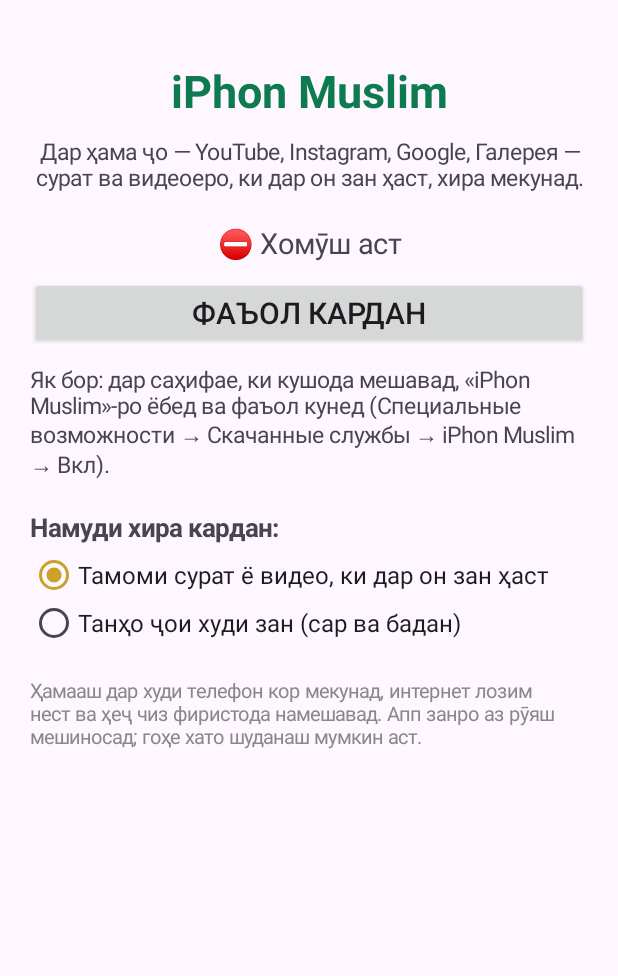
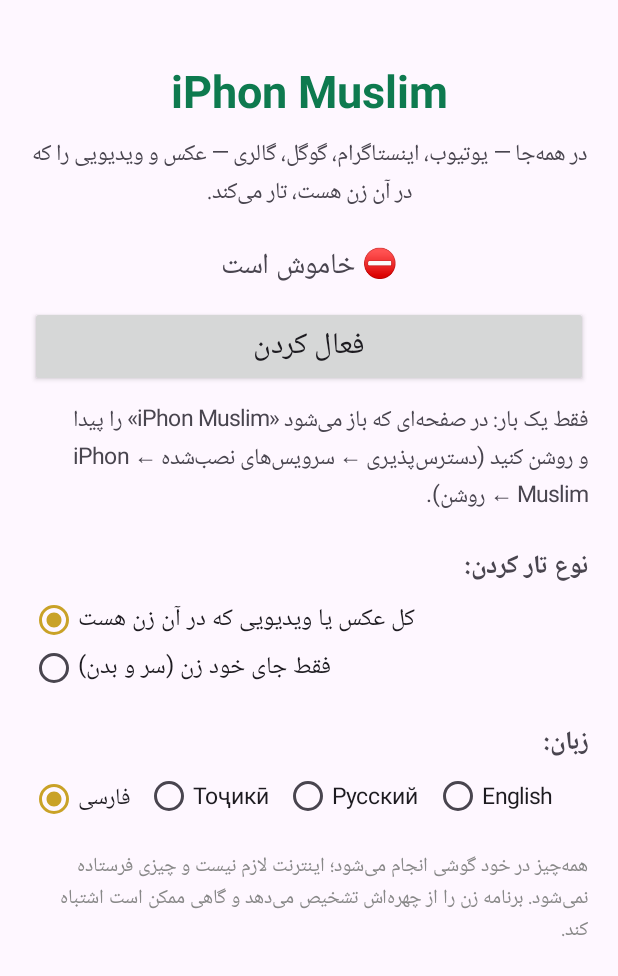
Before and after one commit to gptf6066-code/iphon-muslim, an Android app: the screen it shows after launch (MainActivity), on a phone screen of 412 x 824 dp. Shown: the top 976 px of the screen. Run offline under Robolectric (Android 15) with nearby library versions, the phone set to English and light mode, and no system bars.

Commit message:
v3.2: covers follow scrolling, fast mode by default, Persian UI + tg/ru/en
- Motion tracking: row-profile matching between frames shifts covers with the feed
- Ring check ignores samples under drawn covers (no false removals after shifts)
- Fast mode (MediaProjection) is the default; consent asked automatically after boot
- UI in Persian by default, switchable to Tajik, Russian, English

Co-Authored-By: Claude Opus 5.5 <noreply@anthropic.com>
Claude-Session: https://claude.ai/code/session_01NvYBGU58wZZ7Df45DSqtEt

```diff
--- a/app/src/main/java/tj/bikhon/iphonmuslim/FilterAccessibilityService.kt
+++ b/app/src/main/java/tj/bikhon/iphonmuslim/FilterAccessibilityService.kt
@@ -83,6 +83,11 @@ class FilterAccessibilityService : AccessibilityService() {
         val v = OverlayView(this)
         try { wm.addView(v, lp); overlay = v } catch (e: Exception) { Log.e(TAG, "overlay", e) }
         Log.i(TAG, "accessibility connected")
+        // ҳолати тез асосӣ аст: баъд аз фурӯзон шудани телефон худкор тасдиқро мепурсем
+        val prefs = getSharedPreferences(Prefs.NAME, Context.MODE_PRIVATE)
+        if (prefs.getBoolean(Prefs.FAST, true) && !ScreenFilterService.running && !isPaused(this)) {
+            main.postDelayed({ try { CaptureActivity.start(this) } catch (e: Exception) { Log.e(TAG, "capture", e) } }, 1500)
+        }
         if (Build.VERSION.SDK_INT >= 30) {
             looping = true
             schedule(0)
--- /dev/null
+++ b/app/src/main/java/tj/bikhon/iphonmuslim/L10n.kt
@@ -0,0 +1,33 @@
+package tj.bikhon.iphonmuslim
+
+import android.content.Context
+import android.content.res.Configuration
+import androidx.appcompat.app.AppCompatDelegate
+import androidx.core.os.LocaleListCompat
+import java.util.Locale
+
+/** Забони апп: форсӣ асосӣ; тоҷикӣ, русӣ, англисӣ ихтиёрӣ */
+object L10n {
+    val LANGS = listOf("fa" to "فارسی", "tg" to "Тоҷикӣ", "ru" to "Русский", "en" to "English")
+
+    fun current(): String {
+        val l = AppCompatDelegate.getApplicationLocales()
+        return if (l.isEmpty) "fa" else (l[0]?.language ?: "fa")
+    }
+
+    /** Бори аввал — форсӣ */
+    fun ensureDefault() {
+        if (AppCompatDelegate.getApplicationLocales().isEmpty) set("fa")
+    }
+
+    fun set(tag: String) {
+        AppCompatDelegate.setApplicationLocales(LocaleListCompat.forLanguageTags(tag))
+    }
+
+    /** Контекст бо забони апп (барои хизматҳо ва огоҳиномаҳо) */
+    fun ctx(base: Context): Context {
+        val conf = Configuration(base.resources.configuration)
+        conf.setLocale(Locale.forLanguageTag(current()))
+        return base.createConfigurationContext(conf)
+    }
+}
--- a/app/src/main/java/tj/bikhon/iphonmuslim/MainActivity.kt
+++ b/app/src/main/java/tj/bikhon/iphonmuslim/MainActivity.kt
@@ -7,7 +7,6 @@ import android.content.Intent
 import android.content.pm.PackageManager
 import android.graphics.Color
 import android.graphics.Typeface
-import android.media.projection.MediaProjectionManager
 import android.net.Uri
 import android.os.Build
 import android.os.Bundle
@@ -30,29 +29,18 @@ class MainActivity : AppCompatActivity() {
     private lateinit var status: TextView
     private lateinit var mainBtn: Button
     private lateinit var fastBtn: Button
+    private lateinit var fastHint: TextView
     private lateinit var help: TextView
     private lateinit var helpBtn: Button
     private var triedEnable = false
 
     private val prefs by lazy { getSharedPreferences(Prefs.NAME, Context.MODE_PRIVATE) }
 
-    private val captureLauncher =
-        registerForActivityResult(ActivityResultContracts.StartActivityForResult()) { result ->
-            if (result.resultCode == RESULT_OK && result.data != null) {
-                val i = Intent(this, ScreenFilterService::class.java).apply {
-                    action = ScreenFilterService.ACTION_START
-                    putExtra(ScreenFilterService.EXTRA_CODE, result.resultCode)
-                    putExtra(ScreenFilterService.EXTRA_DATA, result.data)
-                }
-                ContextCompat.startForegroundService(this, i)
-                status.postDelayed({ refresh() }, 600)
-            }
-        }
-
     private val notifLauncher =
         registerForActivityResult(ActivityResultContracts.RequestPermission()) { }
 
     override fun onCreate(savedInstanceState: Bundle?) {
+        L10n.ensureDefault()
         super.onCreate(savedInstanceState)
         val pad = (20 * resources.displayMetrics.density).toInt()
         val green = Color.parseColor("#0E7A4F")
@@ -62,14 +50,14 @@ class MainActivity : AppCompatActivity() {
             setPadding(pad, pad * 2, pad, pad)
         }
         root.addView(TextView(this).apply {
-            text = "iPhon Muslim"
+            text = getString(R.string.app_name)
             textSize = 30f
             setTypeface(typeface, Typeface.BOLD)
             setTextColor(green)
             gravity = Gravity.CENTER
         })
         root.addView(TextView(this).apply {
-            text = "Дар ҳама ҷо — YouTube, Instagram, Google, Галерея — сурат ва видеоеро, ки дар он зан ҳаст, хира мекунад."
+            text = getString(R.string.tagline)
             textSize = 15f
             gravity = Gravity.CENTER
             setPadding(0, pad / 2, 0, pad)
@@ -91,7 +79,7 @@ class MainActivity : AppCompatActivity() {
         }
         root.addView(help)
         helpBtn = Button(this).apply {
-            text = "Иҷозати маҳдудро кушодан"
+            text = getString(R.string.btn_restricted)
             setOnClickListener {
                 startActivity(Intent(Settings.ACTION_APPLICATION_DETAILS_SETTINGS, Uri.parse("package:$packageName")))
             }
@@ -102,20 +90,26 @@ class MainActivity : AppCompatActivity() {
             setOnClickListener { onFast() }
         }
         root.addView(fastBtn)
+        fastHint = TextView(this).apply {
+            text = getString(R.string.fast_hint)
+            textSize = 13f
+            setTextColor(Color.GRAY)
+        }
+        root.addView(fastHint)
+
+        // --- намуди хира кардан ---
         root.addView(TextView(this).apply {
-            text = "Намуди хира кардан:"
+            text = getString(R.string.mode_title)
             textSize = 17f
             setTypeface(typeface, Typeface.BOLD)
             setPadding(0, pad, 0, pad / 4)
         })
         val modeNow = prefs.getString(Prefs.MODE, Prefs.MODE_PHOTO)
         val rPhoto = RadioButton(this).apply {
-            id = View.generateViewId(); textSize = 16f
-            text = "Тамоми сурат ё видео, ки дар он зан ҳаст"
+            id = View.generateViewId(); textSize = 16f; text = getString(R.string.mode_photo)
         }
         val rPerson = RadioButton(this).apply {
-            id = View.generateViewId(); textSize = 16f
-            text = "Танҳо ҷои худи зан (сар ва бадан)"
+            id = View.generateViewId(); textSize = 16f; text = getString(R.string.mode_person)
         }
         root.addView(RadioGroup(this).apply {
             addView(rPhoto); addView(rPerson)
@@ -127,12 +121,33 @@ class MainActivity : AppCompatActivity() {
                 Engine.reset()
             }
         })
+
+        // --- забон ---
+        root.addView(TextView(this).apply {
+            text = getString(R.string.lang_title)
+            textSize = 17f
+            setTypeface(typeface, Typeface.BOLD)
+            setPadding(0, pad, 0, pad / 4)
+        })
+        val cur = L10n.current()
+        root.addView(RadioGroup(this).apply {
+            orientation = RadioGroup.HORIZONTAL
+            for ((tag, name) in L10n.LANGS) {
+                val rb = RadioButton(this@MainActivity).apply {
+                    id = View.generateViewId(); text = name; textSize = 15f
+                    setPadding(0, 0, pad / 2, 0)
+                }
+                addView(rb)
+                if (tag == cur) check(rb.id)
+                rb.setOnClickListener { if (tag != L10n.current()) L10n.set(tag) }
+            }
+        })
+
         root.addView(TextView(this).apply {
             textSize = 13f
             setTextColor(Color.GRAY)
             setPadding(0, pad, 0, 0)
-            text = "Ҳамааш дар худи телефон кор мекунад, интернет лозим нест ва ҳеҷ чиз фиристода намешавад. " +
-                "Апп занро аз рӯяш мешиносад; гоҳе хато шуданаш мумкин аст."
+            text = getString(R.string.note)
         })
         setContentView(ScrollView(this).apply { addView(root) })
 
@@ -145,6 +160,7 @@ class MainActivity : AppCompatActivity() {
     override fun onResume() {
         super.onResume()
         refresh()
+        status.postDelayed({ refresh() }, 1500)
     }
 
     private fun refresh() {
@@ -154,37 +170,34 @@ class MainActivity : AppCompatActivity() {
         help.visibility = View.GONE
         helpBtn.visibility = View.GONE
         fastBtn.visibility = View.GONE
+        fastHint.visibility = View.GONE
 
         if (!enabled) {
-            status.text = "⛔ Хомӯш аст"
-            mainBtn.text = "Фаъол кардан"
+            status.text = getString(R.string.status_off)
+            mainBtn.text = getString(R.string.btn_enable)
             help.visibility = View.VISIBLE
-            help.text = "Як бор: дар саҳифае, ки кушода мешавад, «iPhon Muslim»-ро ёбед ва фаъол кунед " +
-                "(Специальные возможности → Скачанные службы → iPhon Muslim → Вкл)."
+            help.text = getString(R.string.help_enable)
             if (triedEnable && Build.VERSION.SDK_INT >= 33) {
-                help.text = help.text.toString() + "\n\nАгар фаъол нашуд ва навишт «Ограниченная настройка»: " +
-                    "тугмаи поёнро пахш кунед → ⋮ (дар боло) → «Разрешить ограниченные настройки», баъд аз нав."
+                help.text = help.text.toString() + "\n\n" + getString(R.string.help_restricted)
                 helpBtn.visibility = View.VISIBLE
             }
             return
         }
         if (modern) {
             if (paused) {
-                status.text = "⏸ Таваққуф"
-                mainBtn.text = "Идома додан"
-            } else {
-                status.text = if (ScreenFilterService.running) "✅ Фаъол — ҳолати тез ⚡" else "✅ Фаъол аст"
-                mainBtn.text = "Таваққуф"
+                status.text = getString(R.string.status_paused)
+                mainBtn.text = getString(R.string.btn_resume)
+                return
             }
-            if (!paused) {
-                fastBtn.visibility = View.VISIBLE
-                fastBtn.text = if (ScreenFilterService.running) "Ҳолати тезро хомӯш кардан"
-                else "⚡ Ҳолати тез (боз ҳам тезтар; ҳар бор як тасдиқ мехоҳад)"
-            }
+            status.text = getString(if (ScreenFilterService.running) R.string.status_on_fast else R.string.status_on)
+            mainBtn.text = getString(R.string.btn_pause)
+            fastBtn.visibility = View.VISIBLE
+            fastBtn.text = getString(if (ScreenFilterService.running) R.string.btn_fast_off else R.string.btn_fast_on)
+            if (!ScreenFilterService.running) fastHint.visibility = View.VISIBLE
         } else {
             // Android 10 ва пасттар: экран танҳо тавассути сабти экран дида мешавад
-            status.text = if (ScreenFilterService.running) "✅ Фаъол аст" else "Қадами охир: оғоз"
-            mainBtn.text = if (ScreenFilterService.running) "Хомӯш кардан" else "Оғоз"
+            status.text = getString(if (ScreenFilterService.running) R.string.status_on else R.string.status_last_step)
+            mainBtn.text = getString(if (ScreenFilterService.running) R.string.btn_stop else R.string.btn_start)
         }
     }
 
@@ -198,29 +211,26 @@ class MainActivity : AppCompatActivity() {
             val paused = !prefs.getBoolean(Prefs.PAUSED, false)
             prefs.edit().putBoolean(Prefs.PAUSED, paused).apply()
             if (paused && ScreenFilterService.running) stopFast()
+            if (!paused && prefs.getBoolean(Prefs.FAST, true) && !ScreenFilterService.running) CaptureActivity.start(this)
             refresh()
         } else {
-            if (ScreenFilterService.running) stopFast() else startCapture()
+            if (ScreenFilterService.running) stopFast() else CaptureActivity.start(this)
         }
     }
 
     private fun onFast() {
-        if (ScreenFilterService.running) stopFast() else startCapture()
+        if (ScreenFilterService.running) {
+            prefs.edit().putBoolean(Prefs.FAST, false).apply()
+            stopFast()
+        } else {
+            prefs.edit().putBoolean(Prefs.FAST, true).apply()
+            CaptureActivity.start(this)
+        }
     }
 
     private fun stopFast() {
         startService(Intent(this, ScreenFilterService::class.java).setAction(ScreenFilterService.ACTION_STOP))
         status.postDelayed({ refresh() }, 400)
-    }
-
-    private fun startCapture() {
-        val mpm = getSystemService(Context.MEDIA_PROJECTION_SERVICE) as MediaProjectionManager
-        val intent = if (Build.VERSION.SDK_INT >= 34) {
-            mpm.createScreenCaptureIntent(
-                android.media.projection.MediaProjectionConfig.createConfigForDefaultDisplay()
-            )
-        } else mpm.createScreenCaptureIntent()
-        captureLauncher.launch(intent)
     }
 
     /** Кӯшиш мекунем саҳифаи худи апп дар Специальные возможности-ро кушоем */
@@ -232,19 +242,17 @@ class MainActivity : AppCompatActivity() {
         try {
             startActivity(direct)
         } catch (e: Exception) {
-            try {
-                startActivity(Intent(Settings.ACTION_ACCESSIBILITY_SETTINGS))
-            } catch (_: Exception) {}
+            try { startActivity(Intent(Settings.ACTION_ACCESSIBILITY_SETTINGS)) } catch (_: Exception) {}
         }
-        Toast.makeText(this, "«iPhon Muslim»-ро фаъол кунед", Toast.LENGTH_LONG).show()
+        Toast.makeText(this, getString(R.string.toast_enable), Toast.LENGTH_LONG).show()
     }
 }
 
 object Prefs {
     const val NAME = "settings"
-    const val COVER_BODY = "cover_body"
+    const val PAUSED = "paused"
+    const val FAST = "fast"
     const val MODE = "mode"
     const val MODE_PHOTO = "photo"
     const val MODE_PERSON = "person"
-    const val PAUSED = "paused"
 }
--- a/app/src/main/res/values/strings.xml
+++ b/app/src/main/res/values/strings.xml
@@ -1,4 +1,30 @@
+<?xml version="1.0" encoding="utf-8"?>
 <resources>
-    <string name="app_name">iPhon Muslim</string>
-    <string name="a11y_desc">iPhon Muslim: пардаҳои пӯшонандаро болои экран мекашад, то суратҳои одамон намоён нашаванд. Ҳеҷ маълумот ҷамъ ё фиристода намешавад.</string>
+    <string name="app_name" translatable="false">iPhon Muslim</string>
+    <string name="tagline">در همه‌جا — یوتیوب، اینستاگرام، گوگل، گالری — عکس و ویدیویی را که در آن زن هست، تار می‌کند.</string>
+    <string name="status_off">⛔ خاموش است</string>
+    <string name="btn_enable">فعال کردن</string>
+    <string name="help_enable">فقط یک بار: در صفحه‌ای که باز می‌شود «iPhon Muslim» را پیدا و روشن کنید (دسترس‌پذیری ← سرویس‌های نصب‌شده ← iPhon Muslim ← روشن).</string>
+    <string name="help_restricted">اگر روشن نشد و نوشت «تنظیم محدود»: دکمهٔ پایین را بزنید ← ⋮ (بالا) ← «اجازهٔ تنظیمات محدود»، سپس دوباره امتحان کنید.</string>
+    <string name="btn_restricted">باز کردن تنظیمات برنامه</string>
+    <string name="status_paused">⏸ متوقف است</string>
+    <string name="btn_resume">ادامه</string>
+    <string name="status_on">✅ فعال است</string>
+    <string name="status_on_fast">✅ فعال — حالت سریع ⚡</string>
+    <string name="btn_pause">توقف</string>
+    <string name="btn_fast_off">خاموش کردن حالت سریع</string>
+    <string name="btn_fast_on">⚡ روشن کردن حالت سریع</string>
+    <string name="status_last_step">گام آخر: شروع</string>
+    <string name="btn_stop">خاموش کردن</string>
+    <string name="btn_start">شروع</string>
+    <string name="mode_title">نوع تار کردن:</string>
+    <string name="mode_photo">کل عکس یا ویدیویی که در آن زن هست</string>
+    <string name="mode_person">فقط جای خود زن (سر و بدن)</string>
+    <string name="note">همه‌چیز در خود گوشی انجام می‌شود؛ اینترنت لازم نیست و چیزی فرستاده نمی‌شود. برنامه زن را از چهره‌اش تشخیص می‌دهد و گاهی ممکن است اشتباه کند.</string>
+    <string name="toast_enable">«iPhon Muslim» را روشن کنید</string>
+    <string name="lang_title">زبان:</string>
+    <string name="notif_title">iPhon Muslim — حالت سریع</string>
+    <string name="notif_text">صفحه محافظت می‌شود</string>
+    <string name="a11y_desc">iPhon Muslim: روی عکس‌ها و ویدیوهایی که در آن زن هست، پوششی تار می‌کشد. هیچ اطلاعاتی جمع‌آوری یا فرستاده نمی‌شود.</string>
+    <string name="fast_hint">حالت سریع برای اسکرول و ویدیو لازم است. بعد از هر بار روشن شدن گوشی یک بار «شروع» را بزنید.</string>
 </resources>
```
Also changed, not shown: app/src/main/AndroidManifest.xml (+15 -0 lines), app/src/main/java/tj/bikhon/iphonmuslim/CaptureActivity.kt (added, +48 -0 lines), app/src/main/java/tj/bikhon/iphonmuslim/Engine.kt (+95 -16 lines), app/src/main/java/tj/bikhon/iphonmuslim/ScreenFilterService.kt (+5 -4 lines), app/src/main/res/xml/locales_config.xml (added, +7 -0 lines), 4 other files.
